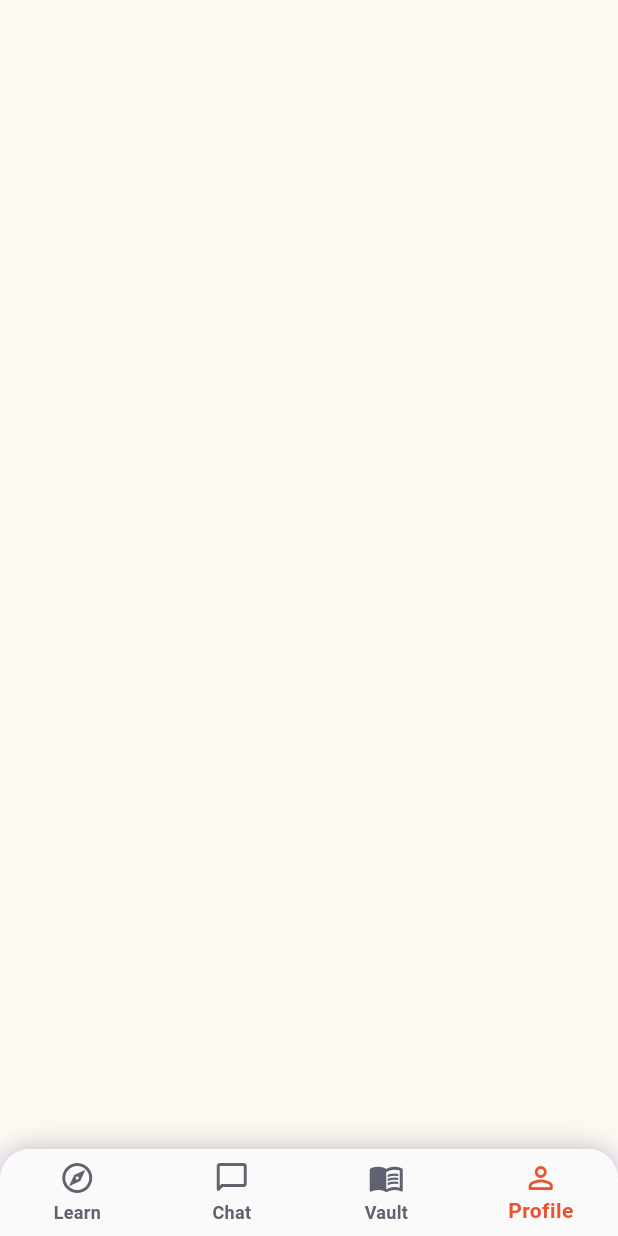
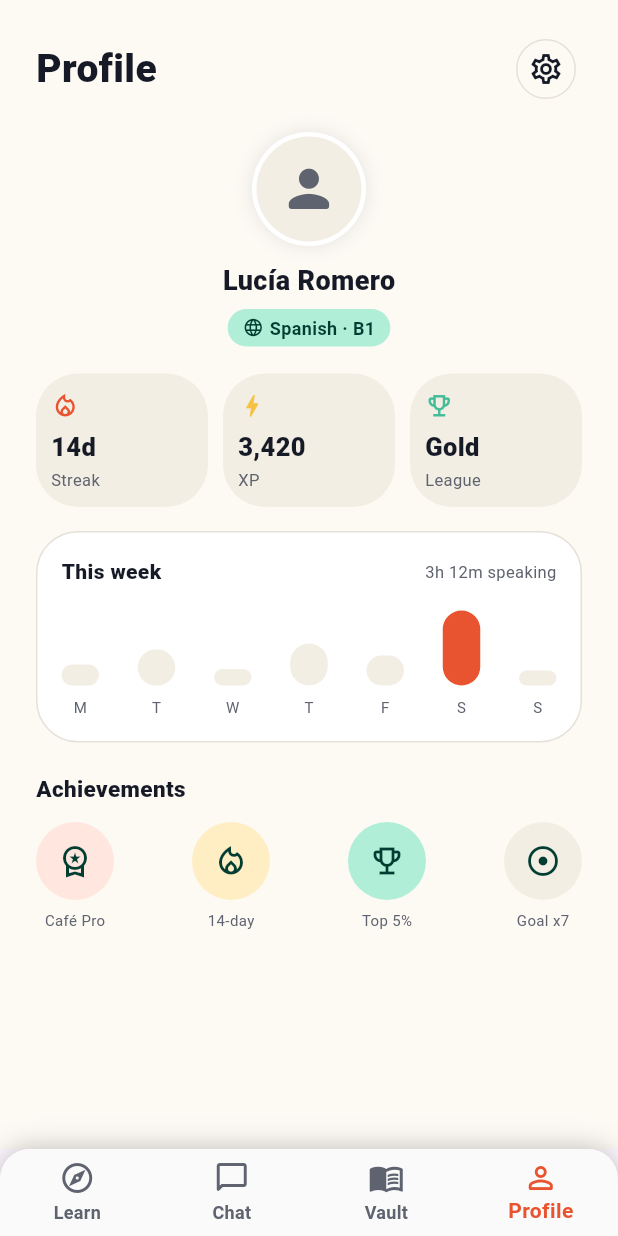
Before and after one commit to nda-mohamed/DEPI-Final-Project, a Flutter app: the screen it shows after launch, item 4 of the bottom bar chosen, on a phone screen of 412 x 824 dp. Run offline on Flutter 3.47's test engine with Material 3 defaults, Android fonts, the phone set to English and light mode, and no system bars.

Commit message:
Build A profie Screen Ui

```diff
--- a/lib/ui/home_screen/taps/profile_tap/profile_tap.dart
+++ b/lib/ui/home_screen/taps/profile_tap/profile_tap.dart
@@ -1,5 +1,9 @@
 import 'package:flutter/material.dart';
 import '../../../../core/app_color/app_color.dart';
+import 'edit_profile_screen.dart';
+import 'widgets/profile_header.dart';
+import 'widgets/profile_progress_card.dart';
+import 'widgets/profile_stat_card.dart';
 
 class ProfileTap extends StatelessWidget {
   const ProfileTap({super.key});
@@ -8,6 +12,59 @@ class ProfileTap extends StatelessWidget {
   Widget build(BuildContext context) {
     return Scaffold(
       backgroundColor: AppColor.background,
+      body: SafeArea(
+        child: SingleChildScrollView(
+          padding: const EdgeInsets.fromLTRB(24, 22, 24, 32),
+          child: Column(
+            crossAxisAlignment: CrossAxisAlignment.start,
+            children: [
+              Row(
+                mainAxisAlignment: MainAxisAlignment.spaceBetween,
+                children: [
+                  const Text('Profile', style: TextStyle(fontSize: 26, fontWeight: FontWeight.w800, color: AppColor.primarytext)),
+                  IconButton(
+                    tooltip: 'Edit profile',
+                    onPressed: () => Navigator.of(context).push(
+                      MaterialPageRoute(builder: (_) => const EditProfileScreen()),
+                    ),
+                    icon: const Icon(Icons.settings_outlined),
+                    style: IconButton.styleFrom(
+                      foregroundColor: AppColor.primarytext,
+                      side: const BorderSide(color: AppColor.secondary2),
+                    ),
+                  ),
+                ],
+              ),
+              const SizedBox(height: 18),
+              const ProfileHeader(),
+              const SizedBox(height: 18),
+              const Row(
+                children: [
+                  Expanded(child: ProfileStatCard(icon: Icons.local_fire_department_outlined, iconColor: AppColor.primary, value: '14d', label: 'Streak')),
+                  SizedBox(width: 10),
+                  Expanded(child: ProfileStatCard(icon: Icons.bolt_outlined, iconColor: AppColor.yellow, value: '3,420', label: 'XP')),
+                  SizedBox(width: 10),
+                  Expanded(child: ProfileStatCard(icon: Icons.emoji_events_outlined, iconColor: AppColor.green2, value: 'Gold', label: 'League')),
+                ],
+              ),
+              const SizedBox(height: 16),
+              const ProfileProgressCard(),
+              const SizedBox(height: 20),
+              const Text('Achievements', style: TextStyle(fontSize: 15, fontWeight: FontWeight.w800, color: AppColor.primarytext)),
+              const SizedBox(height: 12),
+              const Row(
+                mainAxisAlignment: MainAxisAlignment.spaceBetween,
+                children: [
+                  AchievementBadge(icon: Icons.workspace_premium_outlined, label: 'Café Pro', color: Color(0xFFFFE6DE)),
+                  AchievementBadge(icon: Icons.local_fire_department_outlined, label: '14-day', color: Color(0xFFFFEDC4)),
+                  AchievementBadge(icon: Icons.emoji_events_outlined, label: 'Top 5%', color: AppColor.green1),
+                  AchievementBadge(icon: Icons.adjust_outlined, label: 'Goal x7', color: AppColor.secondary1),
+                ],
+              ),
+            ],
+          ),
+        ),
+      ),
     );
   }
 }
--- /dev/null
+++ b/lib/ui/home_screen/taps/profile_tap/widgets/profile_header.dart
@@ -0,0 +1,69 @@
+import 'package:flutter/material.dart';
+import '../../../../../core/app_color/app_color.dart';
+
+class ProfileAvatar extends StatelessWidget {
+  const ProfileAvatar({super.key, this.size = 76, this.showCamera = false});
+
+  final double size;
+  final bool showCamera;
+
+  @override
+  Widget build(BuildContext context) {
+    return Stack(
+      clipBehavior: Clip.none,
+      children: [
+        Container(
+          width: size,
+          height: size,
+          padding: const EdgeInsets.all(3),
+          decoration: const BoxDecoration(color: AppColor.white, shape: BoxShape.circle, boxShadow: [BoxShadow(color: Color(0x1A161A26), blurRadius: 10)]),
+          child: CircleAvatar(backgroundColor: AppColor.secondary1, child: Icon(Icons.person_rounded, size: size * .53, color: AppColor.gray1)),
+        ),
+        if (showCamera)
+          Positioned(
+            bottom: -2,
+            right: -3,
+            child: Container(
+              padding: const EdgeInsets.all(6),
+              decoration: const BoxDecoration(color: AppColor.primary, shape: BoxShape.circle),
+              child: const Icon(Icons.camera_alt_outlined, color: AppColor.white, size: 15),
+            ),
+          ),
+      ],
+    );
+  }
+}
+
+class ProfileHeader extends StatelessWidget {
+  const ProfileHeader({super.key});
+
+  @override
+  Widget build(BuildContext context) {
+    return const Center(
+      child: Column(
+        children: [
+          ProfileAvatar(),
+          SizedBox(height: 10),
+          Text('Lucía Romero', style: TextStyle(fontSize: 18, fontWeight: FontWeight.w800, color: AppColor.primarytext)),
+          SizedBox(height: 6),
+          _LanguagePill(),
+        ],
+      ),
+    );
+  }
+}
+
+class _LanguagePill extends StatelessWidget {
+  const _LanguagePill();
+
+  @override
+  Widget build(BuildContext context) => Container(
+        padding: const EdgeInsets.symmetric(horizontal: 10, vertical: 4),
+        decoration: BoxDecoration(color: AppColor.green1, borderRadius: BorderRadius.circular(20)),
+        child: const Row(mainAxisSize: MainAxisSize.min, children: [
+          Icon(Icons.language, size: 14, color: AppColor.green3),
+          SizedBox(width: 4),
+          Text('Spanish · B1', style: TextStyle(fontSize: 12, fontWeight: FontWeight.w600, color: AppColor.green3)),
+        ]),
+      );
+}
--- /dev/null
+++ b/lib/ui/home_screen/taps/profile_tap/widgets/profile_progress_card.dart
@@ -0,0 +1,37 @@
+import 'package:flutter/material.dart';
+import '../../../../../core/app_color/app_color.dart';
+
+class ProfileProgressCard extends StatelessWidget {
+  const ProfileProgressCard({super.key});
+
+  @override
+  Widget build(BuildContext context) => Container(
+        padding: const EdgeInsets.all(16),
+        decoration: BoxDecoration(color: AppColor.white, borderRadius: BorderRadius.circular(28), border: Border.all(color: AppColor.secondary2)),
+        child: Column(crossAxisAlignment: CrossAxisAlignment.start, children: [
+          const Row(mainAxisAlignment: MainAxisAlignment.spaceBetween, children: [
+            Text('This week', style: TextStyle(fontWeight: FontWeight.w800, color: AppColor.primarytext)),
+            Text('3h 12m speaking', style: TextStyle(fontSize: 11, color: AppColor.gray1)),
+          ]),
+          const SizedBox(height: 16),
+          const _WeekBars(),
+        ]),
+      );
+}
+
+class _WeekBars extends StatelessWidget {
+  const _WeekBars();
+  static const _heights = [14.0, 24.0, 11.0, 28.0, 20.0, 50.0, 10.0];
+  static const _days = ['M', 'T', 'W', 'T', 'F', 'S', 'S'];
+
+  @override
+  Widget build(BuildContext context) => Row(
+        crossAxisAlignment: CrossAxisAlignment.end,
+        mainAxisAlignment: MainAxisAlignment.spaceBetween,
+        children: List.generate(_heights.length, (index) => Column(children: [
+          Container(width: 25, height: _heights[index], decoration: BoxDecoration(color: index == 5 ? AppColor.primary : AppColor.secondary1, borderRadius: BorderRadius.circular(16))),
+          const SizedBox(height: 7),
+          Text(_days[index], style: const TextStyle(fontSize: 10, color: AppColor.gray1)),
+        ])),
+      );
+}
--- /dev/null
+++ b/lib/ui/home_screen/taps/profile_tap/widgets/profile_stat_card.dart
@@ -0,0 +1,42 @@
+import 'package:flutter/material.dart';
+import '../../../../../core/app_color/app_color.dart';
+
+class ProfileStatCard extends StatelessWidget {
+  const ProfileStatCard({super.key, required this.icon, required this.iconColor, required this.value, required this.label});
+  final IconData icon;
+  final Color iconColor;
+  final String value;
+  final String label;
+
+  @override
+  Widget build(BuildContext context) => Container(
+        padding: const EdgeInsets.fromLTRB(10, 12, 10, 10),
+        decoration: BoxDecoration(color: AppColor.secondary1, borderRadius: BorderRadius.circular(28)),
+        child: Column(crossAxisAlignment: CrossAxisAlignment.start, children: [
+          Icon(icon, color: iconColor, size: 19),
+          const SizedBox(height: 6),
+          Text(value, style: const TextStyle(fontWeight: FontWeight.w800, fontSize: 17, color: AppColor.primarytext)),
+          const SizedBox(height: 2),
+          Text(label, style: const TextStyle(fontSize: 11, color: AppColor.gray1)),
+        ]),
+      );
+}
+
+class AchievementBadge extends StatelessWidget {
+  const AchievementBadge({super.key, required this.icon, required this.label, required this.color});
+  final IconData icon;
+  final String label;
+  final Color color;
+
+  @override
+  Widget build(BuildContext context) => Column(children: [
+        Container(
+          width: 52,
+          height: 52,
+          decoration: BoxDecoration(color: color, shape: BoxShape.circle),
+          child: Icon(icon, color: AppColor.green3),
+        ),
+        const SizedBox(height: 6),
+        Text(label, style: const TextStyle(fontSize: 10, color: AppColor.gray1)),
+      ]);
+}
```
Also changed, not shown: lib/ui/home_screen/taps/profile_tap/edit_profile_screen.dart (added, +34 -0 lines), lib/ui/home_screen/taps/profile_tap/widgets/edit_profile_form.dart (added, +52 -0 lines), pubspec.lock, 1 other file.
